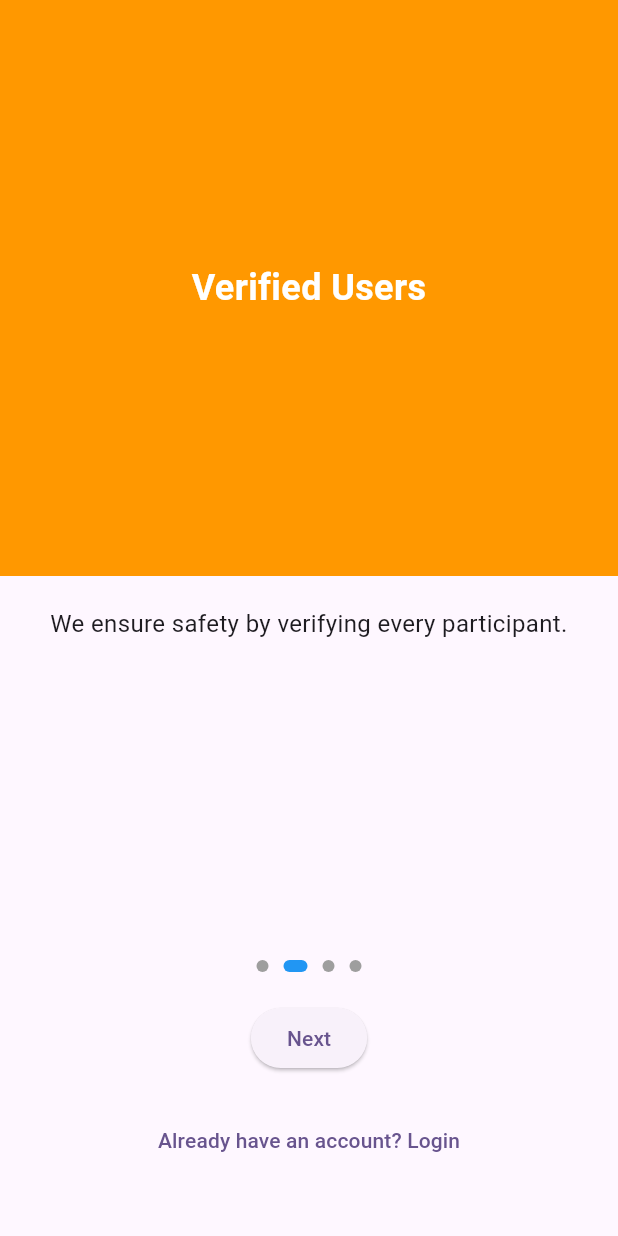
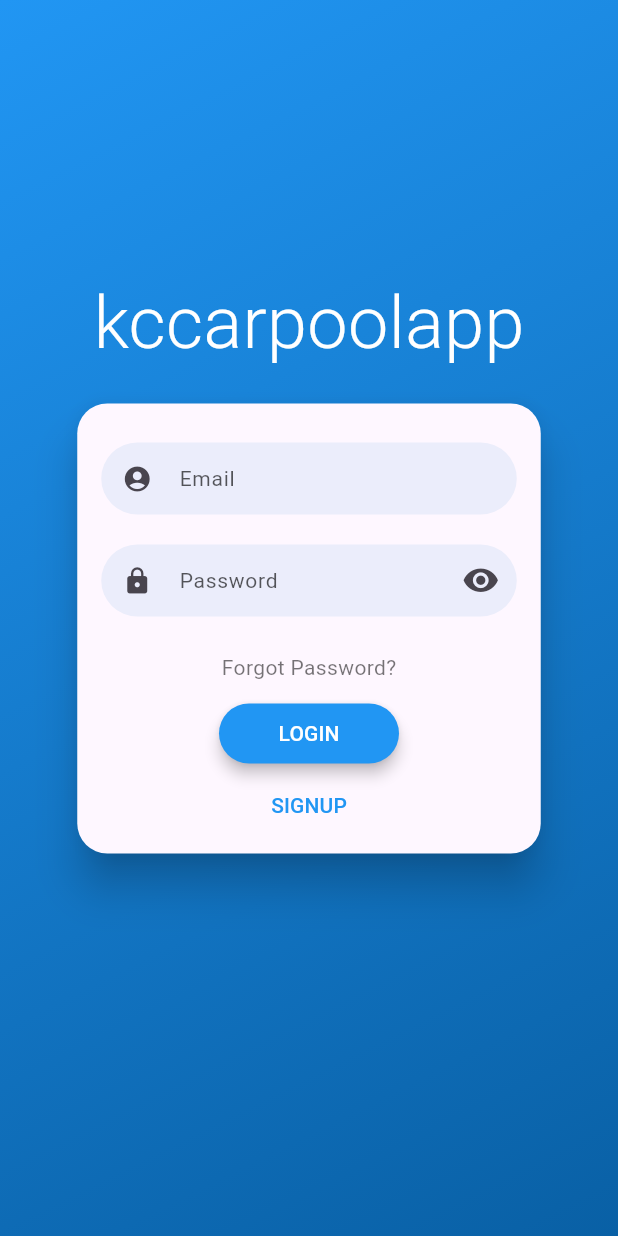
Before and after one commit to knjain1995/kccarpoolapp, a Flutter app: the screen it shows after launch, after a tap on "Next", after a tap on "Already have an account? Login", on a phone screen of 412 x 824 dp. Run offline on Flutter 3.47's test engine with Material 3 defaults, Android fonts, the phone set to English and light mode, and no system bars; drawn by our look-alikes of flutter_login; our stand-ins replace firebase_auth, firebase_core; accounts and stored records are empty.

Commit message:
added login page based on flutter login. added routes to and from login

```diff
--- a/lib/core/routes.dart
+++ b/lib/core/routes.dart
@@ -1,10 +1,12 @@
 import 'package:flutter/material.dart';
+import 'package:kccarpoolapp/modules/auth/screens/login_screen.dart';
+import 'package:kccarpoolapp/modules/home/screens/home_screen.dart';
 import 'package:kccarpoolapp/modules/onboarding/onboarding_screen.dart';
-// import 'package:kccarpoolapp/screens/login/login.dart';
 
 class AppRoutes {
   static Map<String, WidgetBuilder> routes = {
     '/onboarding': (context) => OnboardingScreen(),
-    // '/login': (context) => LoginScreen(),
+    '/login': (context) => LoginScreen(),
+    '/home': (context) => HomeScreen(),
   };
 }
--- /dev/null
+++ b/lib/modules/auth/screens/login_screen.dart
@@ -0,0 +1,66 @@
+import 'package:flutter/material.dart';
+import 'package:flutter_login/flutter_login.dart';
+import 'package:firebase_auth/firebase_auth.dart';
+
+/// LoginScreen provides user authentication functionality using Firebase Auth.
+class LoginScreen extends StatelessWidget {
+  /// Firebase Authentication instance
+  final FirebaseAuth _auth = FirebaseAuth.instance;
+
+  /// Duration of animations on login screen
+  Duration get loginTime => Duration(milliseconds: 2000);
+
+  /// Function to authenticate user with Firebase.
+  Future<String?> _authUser(LoginData data) async {
+    try {
+      await _auth.signInWithEmailAndPassword(
+        email: data.name,
+        password: data.password,
+      );
+      return null; // Success, return null (no error message)
+    } catch (e) {
+      return 'Login failed. Please check your credentials.';
+    }
+  }
+
+  /// Function to handle user signup.
+  Future<String?> _signupUser(SignupData data) async {
+    try {
+      await _auth.createUserWithEmailAndPassword(
+        email: data.name!,
+        password: data.password!,
+      );
+      return null; // Signup successful
+    } catch (e) {
+      return 'Signup failed. Try a different email.';
+    }
+  }
+
+  /// Function to handle password recovery.
+  Future<String?> _recoverPassword(String email) async {
+    try {
+      await _auth.sendPasswordResetEmail(email: email);
+      return null; // Password reset email sent
+    } catch (e) {
+      return 'Password recovery failed. Check your email.';
+    }
+  }
+
+  @override
+  Widget build(BuildContext context) {
+    return FlutterLogin(
+      title: 'kccarpoolapp',
+      theme: LoginTheme(
+        primaryColor: Colors.blue,
+        accentColor: Colors.white,
+      ),
+      onLogin: _authUser,
+      onSignup: _signupUser,
+      onRecoverPassword: _recoverPassword,
+      onSubmitAnimationCompleted: () {
+        // Navigate to the main app page after login
+        Navigator.of(context).pushReplacementNamed('/home');
+      },
+    );
+  }
+}
--- a/lib/modules/onboarding/onboarding_screen.dart
+++ b/lib/modules/onboarding/onboarding_screen.dart
@@ -1,4 +1,5 @@
 import 'package:flutter/material.dart';
+import 'package:kccarpoolapp/modules/auth/screens/login_screen.dart'; // Import Login screen
 
 /// OnboardingScreen is the first screen shown to users when they open the app.
 /// It introduces the app's features in a multi-page view format.
@@ -28,8 +29,8 @@ class _OnboardingScreenState extends State<OnboardingScreen> {
         curve: Curves.easeInOut, // Animation style.
       );
     } else {
-      // TODO: Update this to navigate to the login/signup screen once created.
-      print("Onboarding complete! Navigate to the login/signup screen.");
+      // TODO: Update this to navigate to the signup screen once created.
+      print("Onboarding complete! Navigate to signup screen.");
     }
   }
 
@@ -85,11 +86,12 @@ class _OnboardingScreenState extends State<OnboardingScreen> {
 
           SizedBox(height: 20),
 
-          /// Login button, allowing users to skip onboarding and go to login (when implemented).
+          /// Login button, allowing users to skip onboarding and go to login screen.
           TextButton(
             onPressed: () {
-              // TODO: Update navigation once login screen is implemented.
-              print("Navigate to Login screen (to be implemented)");
+              Navigator.of(context).push(
+                MaterialPageRoute(builder: (context) => LoginScreen()),
+              );
             },
             child: Text("Already have an account? Login"),
           ),
```
Also changed, not shown: lib/modules/home/screens/home_screen.dart (added, +14 -0 lines).
